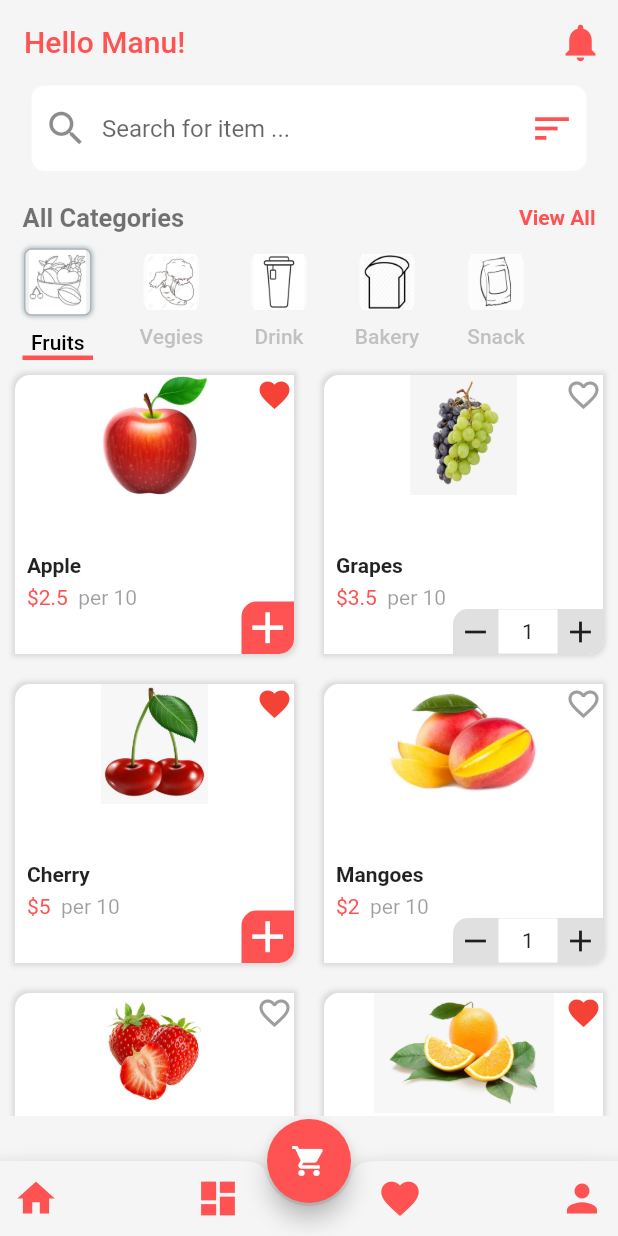
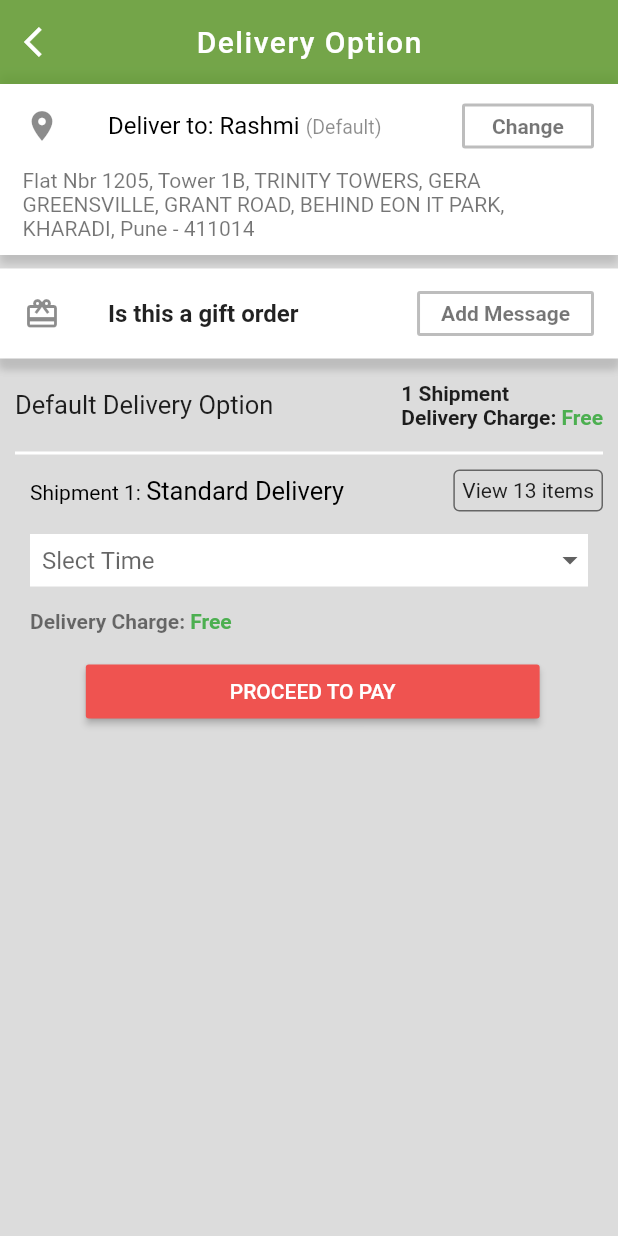
Before and after one commit to Manu-AdapptLimited/basket, a Flutter app: the screen it shows after launch, on a phone screen of 412 x 824 dp. Run offline on Flutter 3.47's test engine with Material 2 defaults, Android fonts, the phone set to English and light mode, and no system bars; our stand-ins replace badges; Roboto replaces fonts that are missing (Montserrat).

Commit message:
delivery

```diff
--- /dev/null
+++ b/lib/Delivery/Address.dart
@@ -0,0 +1,73 @@
+import 'package:flutter/material.dart';
+
+class Address extends StatelessWidget {
+  @override
+  Widget build(BuildContext context) {
+    return Container(
+      padding: EdgeInsets.only(bottom: 10),
+      decoration: BoxDecoration(
+        color: Colors.white,
+        boxShadow: [
+       BoxShadow(
+         color: Color.fromRGBO(220, 220, 220, 1),
+         blurRadius: 4,
+         offset: Offset(0, 6)
+       ),
+       BoxShadow(
+         color: Colors.grey[400],
+         blurRadius: 4,
+         offset: Offset(0, 6)
+       ),
+       BoxShadow(
+         color: Colors.grey[500],
+         blurRadius: 4,
+         offset: -Offset(0, 6)
+       )
+        ]
+        ),
+      child: Column(
+        crossAxisAlignment: CrossAxisAlignment.start,
+        children: <Widget>[
+          ListTile(
+            leading: Icon(Icons.location_on),
+            title: RichText(
+                text: TextSpan(
+                    text: 'Deliver to: ',
+                    style: TextStyle(color: Colors.black, fontSize: 16),
+                    children: [
+                  TextSpan(
+                      text: 'Rashmi ',
+                      style: TextStyle(
+                        fontSize: 16,
+                      )),
+                  TextSpan(
+                      text: '(Default)',
+                      style: TextStyle(fontSize: 13, color: Colors.black45))
+                ])),
+            trailing: Container(
+              // width: 80,
+              height: 30,
+              child: OutlineButton(
+                borderSide: BorderSide(width: 2.0, color: Colors.black26),
+                onPressed: () {},
+                child: Text(
+                  'Change',
+                  style: TextStyle(
+                      color: Colors.black54, fontWeight: FontWeight.bold),
+                ),
+              ),
+            ),
+          ),
+          Padding(
+            padding: const EdgeInsets.only(left: 15, right: 15),
+            child: Text(
+              'Flat Nbr 1205, Tower 1B, TRINITY TOWERS, GERA GREENSVILLE, GRANT ROAD, BEHIND EON IT PARK, KHARADI, Pune - 411014 ',
+              style: TextStyle(color: Colors.black54),
+            ),
+          ),
+          // SizedBox(height: 10,)
+        ],
+      ),
+    );
+  }
+}
--- /dev/null
+++ b/lib/Delivery/DefaultOpt.dart
@@ -0,0 +1,128 @@
+import 'package:basket/Delivery/DropDownScreen.dart';
+import 'package:flutter/material.dart';
+import 'package:flutter/material.dart';
+
+class DefaultOpt extends StatelessWidget {
+  @override
+  Widget build(BuildContext context) {
+    return Container(
+
+      child: Column(
+
+        crossAxisAlignment: CrossAxisAlignment.start,
+        children: <Widget>[
+          Container(
+            padding: EdgeInsets.only(bottom: 15.0),
+            decoration: BoxDecoration(
+                border: Border(
+              bottom: BorderSide(width: 2.0, color: Colors.white),
+            )),
+            margin: EdgeInsets.only(left: 10, right: 10),
+            child: Row(
+              mainAxisAlignment: MainAxisAlignment.spaceBetween,
+              children: <Widget>[
+                Text(
+                  'Default Delivery Option',
+                  style: TextStyle(fontSize: 17.0),
+                ),
+                Column(
+                  crossAxisAlignment: CrossAxisAlignment.start,
+                  children: <Widget>[
+                    Text(
+                      '1 Shipment',
+                      style: TextStyle(
+                        fontWeight: FontWeight.bold,
+                        color: Colors.black87,
+                      ),
+                    ),
+                    RichText(
+                      text: TextSpan(
+                          text: 'Delivery Charge: ',
+                          style: TextStyle(
+                              color: Colors.black87,
+                              fontWeight: FontWeight.bold),
+                          children: [
+                            TextSpan(
+                                text: 'Free',
+                                style: TextStyle(
+                                    color: Colors.green,
+                                    fontWeight: FontWeight.bold))
+                          ]),
+                    )
+                  ],
+                )
+              ],
+            ),
+          ),
+          Container(
+            margin: EdgeInsets.only(top: 10, left: 20, right: 10),
+            child: Row(
+              mainAxisAlignment: MainAxisAlignment.spaceBetween,
+              children: <Widget>[
+                RichText(
+                  text: TextSpan(
+                      text: 'Shipment 1: ',
+                      style: TextStyle(color: Colors.black),
+                      children: [
+                        TextSpan(
+                            text: 'Standard Delivery',
+                            style: TextStyle(fontSize: 17))
+                      ]),
+                ),
+                Container(
+                  padding: EdgeInsets.all(5),
+                  decoration: BoxDecoration(
+                    border: Border.all(color: Colors.black54),
+                    borderRadius: BorderRadius.all(
+                      Radius.circular(4),
+                    ),
+                  ),
+                  child: Text('View 13 items'),
+                )
+              ],
+            ),
+          ),
+          DropDownScreen(),
+          SizedBox(
+            height: 15,
+          ),
+          Padding(
+            padding: const EdgeInsets.only(left: 20),
+            child: RichText(
+              text: TextSpan(
+                  text: 'Delivery Charge: ',
+                  style: TextStyle(
+                      color: Colors.black54, fontWeight: FontWeight.bold),
+                  children: [
+                    TextSpan(
+                        text: 'Free',
+                        style: TextStyle(
+                            color: Colors.green, fontWeight: FontWeight.bold))
+                  ]),
+            ),
+          ),
+            SizedBox(height: 15,),
+            Padding(
+              padding: const EdgeInsets.only(left: 25,right: 20),
+              child: Container(
+                alignment: Alignment.center,
+                child: RaisedButton(
+                  color: Colors.red[400],
+                  child: Padding(
+                    padding: const EdgeInsets.only(left: 80,right: 80),
+                    child: Text('PROCEED TO PAY',style: TextStyle(
+                      color: Colors.white
+                    ),),
+                  ),
+                  onPressed: (){},
+
+                ),
+              ),
+            )
+
+
+        ],
+      ),
+    );
+  }
+}
--- /dev/null
+++ b/lib/Delivery/DeliveryOpt.dart
@@ -0,0 +1,50 @@
+import 'package:basket/Delivery/Address.dart';
+import 'package:basket/Delivery/DefaultOpt.dart';
+import 'package:basket/Delivery/GiftOrder.dart';
+import 'package:flutter/material.dart';
+
+class DeliveryOpt extends StatelessWidget {
+  @override
+  Widget build(BuildContext context) {
+    return Scaffold(
+      backgroundColor: Color.fromRGBO(220, 220, 220, 1),
+      appBar: AppBar(
+        elevation: 0.0,
+        backgroundColor: Color.fromRGBO(104, 159, 57,0.9 ),
+        leading: IconButton(
+            icon: Icon(
+              Icons.arrow_back_ios,
+              color: Colors.white,
+            ),
+            onPressed: () {}),
+        title: Text(
+          'Delivery Option',
+          style: TextStyle(
+            color: Colors.white,
+            letterSpacing: 1.0,
+          ),
+        ),
+        centerTitle: true,
+      ),
+      body: Column(
+        children: <Widget>[
+          Expanded(
+                      child: ListView(
+              children: <Widget>[
+                Address(),
+                SizedBox(
+                  height: 9,
+                ),
+                GiftOrder(),
+                SizedBox(
+                  height: 15,
+                ),
+                DefaultOpt()
+              ],
+            ),
+          )
+        ],
+      ),
+    );
+  }
+}
--- /dev/null
+++ b/lib/Delivery/DropDownScreen.dart
@@ -0,0 +1,63 @@
+import 'package:flutter/material.dart';
+
+class DropDownScreen extends StatefulWidget {
+  @override
+  _DropDownScreenState createState() => _DropDownScreenState();
+}
+
+class _DropDownScreenState extends State<DropDownScreen> {
+  String _dateVal;
+
+  List _date = [
+    'Tomorrow, 7:00 AM - 10.00 AM',
+    'Tomorrow, 11:00 AM - 01.00 PM',
+    'Tomorrow, 01:00 PM - 03.00 PM',
+    'Tomorrow, 03:00 PM - 06.00 PM'
+  ];
+  @override
+  Widget build(BuildContext context) {
+    return Padding(
+      padding: const EdgeInsets.only(left: 10, right: 10, top: 15),
+      child: Container(
+        margin: EdgeInsets.only(left: 10,right: 10),
+        height: 35,
+        color: Colors.white,
+        child: DropdownButtonHideUnderline(
+          child: DropdownButton(
+              isExpanded: true,
+              hint: Padding(
+                padding: const EdgeInsets.only(left: 8),
+                child: Text('Slect Time'),
+              ),
+              value: _dateVal,
+              items: _date.map((value) {
+                return DropdownMenuItem(
+                  value: value,
+                  child: Container(
+                    padding: EdgeInsets.only(left: 5),
+                    child: Row(
+                      children: <Widget>[
+                        Icon(Icons.access_time,color: Colors.black45,size: 20,),
+                        Padding(
+                          padding: const EdgeInsets.only(left: 5),
+                          child: Text(value,style: TextStyle(
+                            color: Colors.black54,
+                            fontSize: 15,
+
+                          ),),
+                        ),
+                      ],
+                    ),
+                  ),
+                );
+              }).toList(),
+              onChanged: (value) {
+                setState(() {
+                  _dateVal = value;
+                });
+              }),
+        ),
+      ),
+    );
+  }
+}
--- /dev/null
+++ b/lib/Delivery/GiftOrder.dart
@@ -0,0 +1,50 @@
+import 'package:flutter/material.dart';
+
+class GiftOrder extends StatelessWidget {
+  @override
+  Widget build(BuildContext context) {
+    return Container(
+     alignment: Alignment.center,
+      height: 60.0,
+      decoration: BoxDecoration(
+        color: Colors.white,
+        boxShadow: [
+       BoxShadow(
+         color: Color.fromRGBO(220, 220, 220, 1),
+         blurRadius: 4,
+         offset: Offset(0, 6)
+       ),
+       BoxShadow(
+         color: Colors.grey[400],
+         blurRadius: 4,
+         offset: Offset(0, 6)
+       ),
+       BoxShadow(
+         color: Colors.grey[400],
+         blurRadius: 4,
+         offset: Offset(0, 6)
+       )
+        ]
+      ),
+      child: ListTile(
+        leading: Icon(Icons.card_giftcard),
+        title: Text('Is this a gift order',style:TextStyle(
+          fontWeight: FontWeight.bold
+        )),
+        trailing: Container(
+
+            height: 30,
+            child: OutlineButton(
+              borderSide: BorderSide(width: 2.0, color: Colors.black26),
+              onPressed: () {},
+              child: Text(
+                'Add Message',
+                style: TextStyle(
+                    color: Colors.black54, fontWeight: FontWeight.bold),
+              ),
+            ),
+          ),
+      ),
+    );
+  }
+}
--- a/lib/main.dart
+++ b/lib/main.dart
@@ -1,5 +1,6 @@
 import 'package:basket/Cart/CartScreen.dart';
 import 'package:flutter/material.dart';
+import 'Delivery/DeliveryOpt.dart';
 import 'HomePage.dart';
 
 void main() {
@@ -16,7 +17,7 @@ class MyApp extends StatelessWidget {
         primaryColor: Colors.grey[100],
         visualDensity: VisualDensity.adaptivePlatformDensity,
       ),
-      home: MyHomePage(),
+      home: DeliveryOpt(),
     );
   }
 }
```
